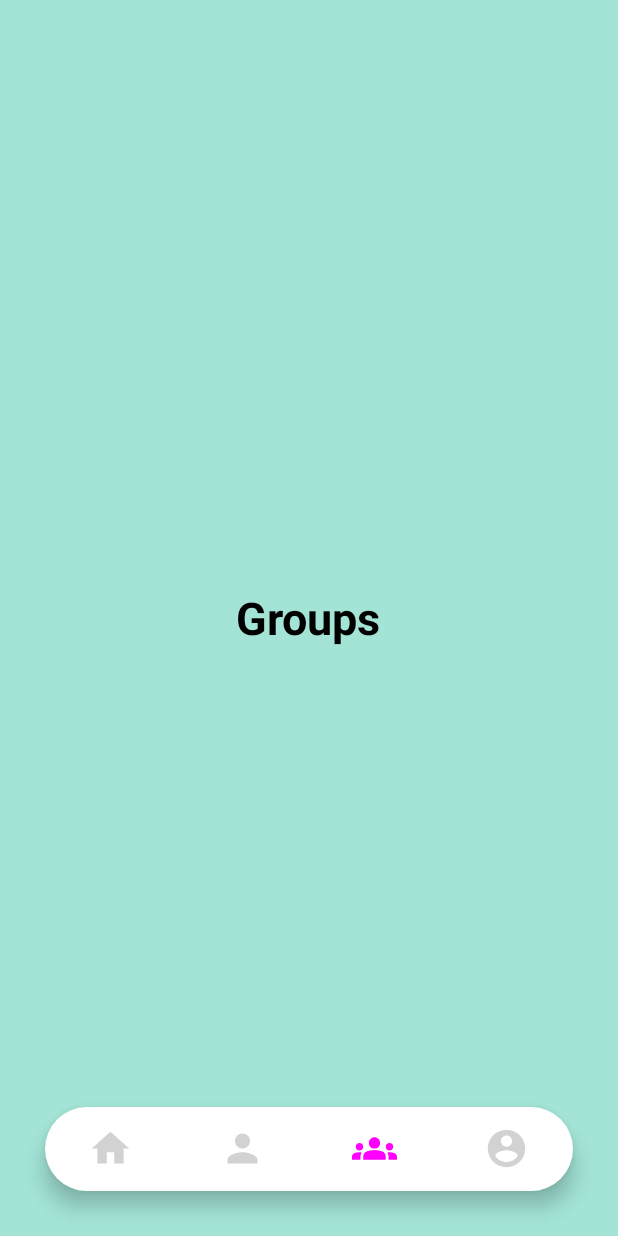
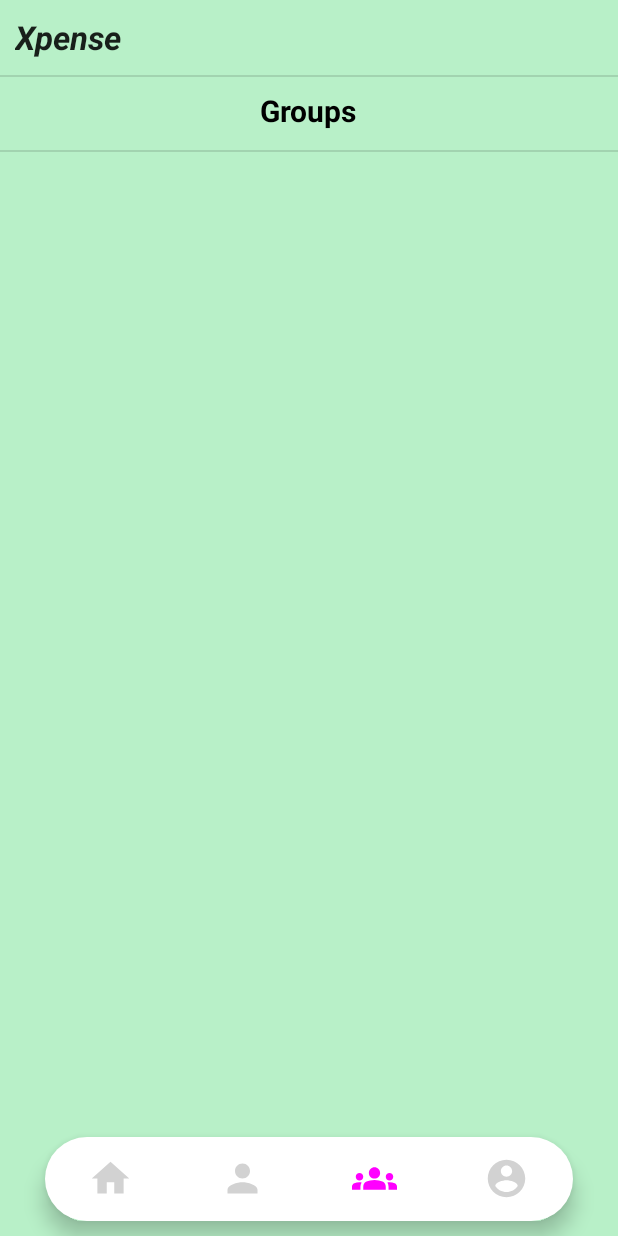
Before and after one commit to sksingh2/Xpense, an Android app: the screen it shows after launch (bottom_navigation), item 3 of the bottom bar chosen, on a phone screen of 412 x 824 dp. Run offline under Robolectric (Android 15) with nearby library versions, the phone set to English and light mode, and no system bars; libraries missing offline, so code that uses them is left out: com.github.mikephil.charting; 34 statements that could not run were skipped.

Commit message:
small changes in friends and groups and bottom navigation

```diff
--- a/app/src/main/res/layout/activity_bottom_navigation.xml
+++ b/app/src/main/res/layout/activity_bottom_navigation.xml
@@ -16,7 +16,7 @@
         android:layout_marginStart="30dp"
         android:layout_marginTop="30dp"
         android:layout_marginEnd="30dp"
-        android:layout_marginBottom="30dp"
+        android:layout_marginBottom="10dp"
         android:background="@drawable/round_corner"
         android:elevation="2dp"
         app:itemIconSize="30dp"
--- a/app/src/main/res/layout/fragment_groups.xml
+++ b/app/src/main/res/layout/fragment_groups.xml
@@ -3,17 +3,46 @@
     xmlns:tools="http://schemas.android.com/tools"
     android:layout_width="match_parent"
     android:layout_height="match_parent"
-    android:background="@color/card_1"
+    android:background="#B8F0C8"
     tools:context=".GroupsFragment">
 
     <!-- TODO: Update blank fragment layout -->
     <TextView
+        android:id="@+id/groups"
         android:layout_width="wrap_content"
         android:layout_height="wrap_content"
-        android:layout_gravity="center"
+        android:layout_gravity="center_horizontal"
+        android:layout_marginTop="60dp"
         android:text="@string/groups"
-        android:textSize="30sp"
         android:textColor="@color/black"
-        android:textStyle="bold"/>
+        android:textSize="20sp"
+        android:textStyle="bold" />
+
+    <TextView
+        android:id="@+id/app_name"
+        android:layout_width="wrap_content"
+        android:layout_height="wrap_content"
+        android:layout_marginLeft="10dp"
+        android:layout_marginTop="10dp"
+        android:text="Xpense"
+        android:textAppearance="@style/TextAppearance.AppCompat.Large"
+        android:textStyle="bold|italic" />
+
+    <View
+        android:id="@+id/divider2"
+        android:layout_width="match_parent"
+        android:layout_height="1dp"
+        android:layout_marginTop="50dp"
+        android:background="?android:attr/listDivider"
+        android:backgroundTint="#000000" />
+
+    <View
+        android:id="@+id/divider4"
+        android:layout_width="match_parent"
+        android:layout_height="1dp"
+        android:layout_marginTop="100dp"
+        android:background="?android:attr/listDivider"
+        android:backgroundTint="#000000"
+        android:outlineSpotShadowColor="@color/black" />
 
 </FrameLayout>
```
Also changed, not shown: app/src/main/res/layout/fragment_friend.xml (+29 -4 lines).
